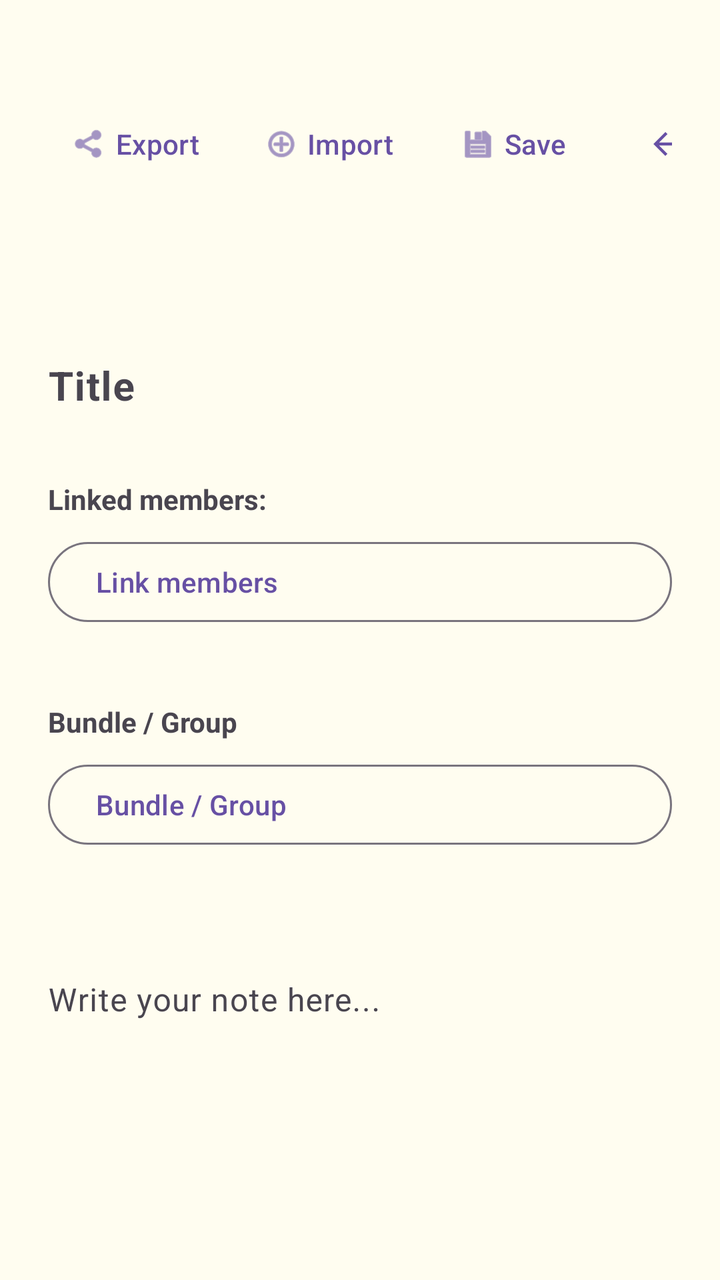
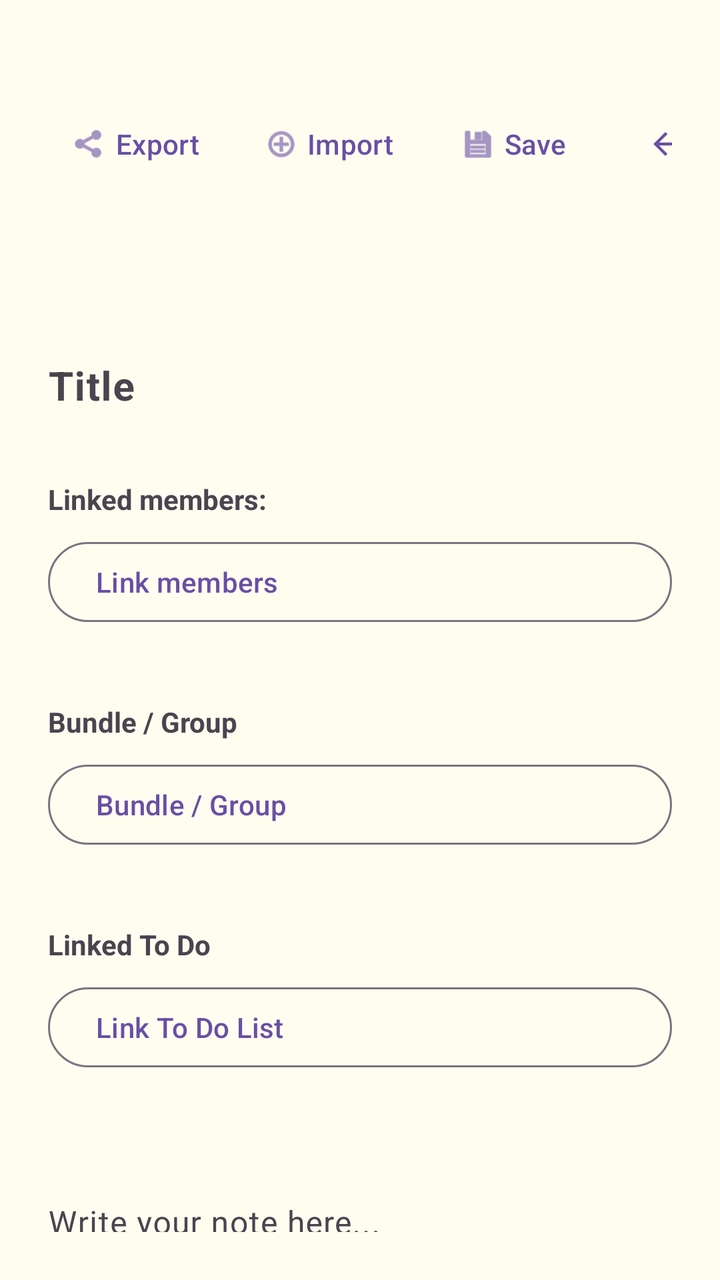

Screens rendered from an Android XML layout before and after an edit, with the pre-edit source and the edit as a unified diff.
<!-- AndroidManifest.xml: application theme Theme.PluralApp001 -->
<!-- res/layout/activity_edit_note.xml -->
<?xml version="1.0" encoding="utf-8"?>
<androidx.constraintlayout.widget.ConstraintLayout xmlns:android="http://schemas.android.com/apk/res/android"
    xmlns:app="http://schemas.android.com/apk/res-auto"
    android:layout_width="match_parent"
    android:layout_height="match_parent"
    android:soundEffectsEnabled="false"
    android:fitsSystemWindows="true"
    android:background="#FFFDF0">

    <LinearLayout
        android:layout_width="match_parent"
        android:layout_height="match_parent"
        android:orientation="vertical"
        android:paddingTop="48dp"
        android:paddingStart="24dp"
        android:paddingEnd="24dp"
        android:paddingBottom="24dp">

        <RelativeLayout
            android:layout_width="match_parent"
            android:layout_height="wrap_content"
            android:layout_marginBottom="40dp">

            <LinearLayout
                android:layout_width="wrap_content"
                android:layout_height="wrap_content"
                android:layout_alignParentEnd="true"
                android:orientation="horizontal"
                android:gravity="center_vertical">

                <Button
                    android:id="@+id/btnReply"
                    style="@style/Widget.Material3.Button.TextButton"
                    android:layout_width="wrap_content"
                    android:layout_height="wrap_content"
                    android:minWidth="80dp"
                    android:layout_marginEnd="4dp"
                    app:icon="@android:drawable/ic_menu_revert"
                    app:iconGravity="textStart"
                    android:text="@string/action_reply"
                    android:visibility="gone" />

                <Button
                    android:id="@+id/btnMarkRead"
                    style="@style/Widget.Material3.Button.TextButton"
                    android:layout_width="wrap_content"
                    android:layout_height="wrap_content"
                    android:minWidth="80dp"
                    android:layout_marginEnd="4dp"
                    app:icon="@android:drawable/checkbox_on_background"
                    app:iconGravity="textStart"
                    android:text="@string/action_mark_read"
                    android:visibility="gone" />

                <Button
                    android:id="@+id/btnEditNoteMode"
                    style="@style/Widget.Material3.Button.TextButton"
                    android:layout_width="wrap_content"
                    android:layout_height="wrap_content"
                    android:minWidth="80dp"
                    android:layout_marginEnd="4dp"
                    app:icon="@android:drawable/ic_menu_edit"
                    app:iconGravity="textStart"
                    android:text="@string/edit"
                    android:visibility="gone" />

                <Button
                    android:id="@+id/btnExportNotePopup"
                    style="@style/Widget.Material3.Button.TextButton"
                    android:layout_width="wrap_content"
                    android:layout_height="wrap_content"
                    android:minWidth="80dp"
                    android:layout_marginEnd="8dp"
                    app:icon="@android:drawable/ic_menu_share"
                    app:iconGravity="textStart"
                    android:text="@string/action_export" />

                <Button
                    android:id="@+id/btnImportNote"
                    style="@style/Widget.Material3.Button.TextButton"
                    android:layout_width="wrap_content"
                    android:layout_height="wrap_content"
                    android:minWidth="80dp"
                    android:layout_marginEnd="8dp"
                    app:icon="@android:drawable/ic_menu_add"
                    app:iconGravity="textStart"
                    android:text="@string/action_import_note" />

                <Button
                    android:id="@+id/btnDeleteNote"
                    style="@style/Widget.Material3.Button.TextButton"
                    android:layout_width="wrap_content"
                    android:layout_height="wrap_content"
                    android:minWidth="80dp"
                    android:layout_marginEnd="8dp"
                    app:icon="@android:drawable/ic_menu_delete"
                    app:iconGravity="textStart"
                    android:text="@string/delete"
                    android:textColor="#FF0000"
                    android:visibility="gone" />

                <Button
                    android:id="@+id/btnSaveNote"
                    style="@style/Widget.Material3.Button.TextButton"
                    android:layout_width="wrap_content"
                    android:layout_height="wrap_content"
                    android:minWidth="80dp"
                    android:layout_marginEnd="8dp"
                    app:icon="@android:drawable/ic_menu_save"
                    app:iconGravity="textStart"
                    android:text="@string/save" />

                <View
                    android:layout_width="4dp"
                    android:layout_height="0dp" />

                <Button
                    android:id="@+id/btnEditNoteBack"
                    style="@style/Widget.Material3.Button.TextButton"
                    android:layout_width="48dp"
                    android:layout_height="48dp"
                    android:padding="0dp"
                    app:icon="@drawable/abc_ic_ab_back_material"
                    app:iconGravity="textStart"
                    app:iconPadding="0dp"
                    android:text="" />

            </LinearLayout>
        </RelativeLayout>

        <androidx.core.widget.NestedScrollView
            android:layout_width="match_parent"
            android:layout_height="0dp"
            android:layout_weight="1"
            android:layout_marginTop="16dp">

            <LinearLayout
                android:layout_width="match_parent"
                android:layout_height="wrap_content"
                android:orientation="vertical">

                <com.google.android.material.textfield.TextInputLayout
                    android:id="@+id/layoutNoteTitle"
                    android:layout_width="match_parent"
                    android:layout_height="wrap_content"
                    android:hint="@string/hint_note_title"
                    app:boxBackgroundMode="none"
                    app:boxStrokeWidth="0dp">

                    <com.google.android.material.textfield.TextInputEditText
                        android:id="@+id/editNoteTitle"
                        android:layout_width="match_parent"
                        android:layout_height="wrap_content"
                        android:paddingStart="0dp"
                        android:paddingEnd="0dp"
                        android:background="@null"
                        android:textSize="20sp"
                        android:textStyle="bold"
                        android:inputType="textCapSentences" />
                </com.google.android.material.textfield.TextInputLayout>

                <TextView
                    android:id="@+id/labelLinkedMembers"
                    android:layout_width="match_parent"
                    android:layout_height="wrap_content"
                    android:layout_marginTop="16dp"
                    android:text="@string/label_linked_members"
                    android:textSize="14sp"
                    android:textStyle="bold" />

                <Button
                    android:id="@+id/btnLinkMembers"
                    style="@style/Widget.Material3.Button.OutlinedButton"
                    android:layout_width="match_parent"
                    android:layout_height="wrap_content"
                    android:layout_marginTop="8dp"
                    android:text="@string/action_link_members"
                    android:textAlignment="viewStart" />

                <TextView
                    android:id="@+id/linkedMembersText"
                    android:layout_width="match_parent"
                    android:layout_height="wrap_content"
                    android:layout_marginTop="4dp"
                    android:textSize="12sp"
                    android:alpha="0.7" />

                <TextView
                    android:id="@+id/labelBundle"
                    android:layout_width="match_parent"
                    android:layout_height="wrap_content"
                    android:layout_marginTop="16dp"
                    android:text="@string/label_bundle"
                    android:textSize="14sp"
                    android:textStyle="bold" />

                <Button
                    android:id="@+id/btnSelectBundle"
                    style="@style/Widget.Material3.Button.OutlinedButton"
                    android:layout_width="match_parent"
                    android:layout_height="wrap_content"
                    android:layout_marginTop="8dp"
                    android:text="@string/label_bundle"
                    android:textAlignment="viewStart" />

                <TextView
                    android:id="@+id/selectedBundleText"
                    android:layout_width="match_parent"
                    android:layout_height="wrap_content"
                    android:layout_marginTop="4dp"
                    android:textSize="12sp"
                    android:alpha="0.7" />

                <com.google.android.material.textfield.TextInputLayout
                    android:id="@+id/layoutNoteContent"
                    android:layout_width="match_parent"
                    android:layout_height="wrap_content"
                    android:layout_marginTop="16dp"
                    android:hint="@string/hint_note_content"
                    app:boxBackgroundMode="none"
                    app:boxStrokeWidth="0dp">

                    <com.google.android.material.textfield.TextInputEditText
                        android:id="@+id/editNoteContent"
                        android:layout_width="match_parent"
                        android:layout_height="wrap_content"
                        android:minHeight="200dp"
                        android:paddingStart="0dp"
                        android:paddingEnd="0dp"
                        android:background="@null"
                        android:gravity="top"
                        android:inputType="textMultiLine|textCapSentences" />
                </com.google.android.material.textfield.TextInputLayout>

                <TextView
                    android:id="@+id/markdownNoteView"
                    android:layout_width="match_parent"
                    android:layout_height="wrap_content"
                    android:layout_marginTop="16dp"
                    android:textSize="16sp"
                    android:textColor="@color/black"
                    android:visibility="gone" />

                
                <LinearLayout
                    android:id="@+id/mediaEmbedContainerNote"
                    android:layout_width="match_parent"
                    android:layout_height="wrap_content"
                    android:orientation="vertical"
                    android:layout_marginTop="12dp" />

            </LinearLayout>
        </androidx.core.widget.NestedScrollView>

    </LinearLayout>
</androidx.constraintlayout.widget.ConstraintLayout>
<!-- resources referenced by this layout -->
<resources>
  <color name="black">#FF000000</color>
  <string name="action_export">Export</string>
  <string name="action_import_note">Import</string>
  <string name="action_link_members">Link members</string>
  <string name="action_mark_read">Mark as Read</string>
  <string name="action_reply">Reply</string>
  <string name="delete">Delete</string>
  <string name="edit">Edit</string>
  <string name="hint_note_content">Write your note here...</string>
  <string name="hint_note_title">Title</string>
  <string name="label_bundle">Bundle / Group</string>
  <string name="label_linked_members">Linked members:</string>
  <string name="save">Save</string>
  <style name="Theme.PluralApp001" parent="Base.Theme.PluralApp001" />
  <style name="Base.Theme.PluralApp001" parent="Theme.Material3.DayNight.NoActionBar">
          
          
      </style>
</resources>

<!-- the commit's change to res/layout/activity_edit_note.xml (unified diff, before → after) -->
@@ -211,6 +211,32 @@
                     android:textSize="12sp"
                     android:alpha="0.7" />
 
+                <TextView
+                    android:id="@+id/labelLinkedTodo"
+                    android:layout_width="match_parent"
+                    android:layout_height="wrap_content"
+                    android:layout_marginTop="16dp"
+                    android:text="@string/label_linked_todo"
+                    android:textSize="14sp"
+                    android:textStyle="bold" />
+
+                <Button
+                    android:id="@+id/btnLinkTodo"
+                    style="@style/Widget.Material3.Button.OutlinedButton"
+                    android:layout_width="match_parent"
+                    android:layout_height="wrap_content"
+                    android:layout_marginTop="8dp"
+                    android:text="@string/action_link_todo_list"
+                    android:textAlignment="viewStart" />
+
+                <TextView
+                    android:id="@+id/linkedTodoText"
+                    android:layout_width="match_parent"
+                    android:layout_height="wrap_content"
+                    android:layout_marginTop="4dp"
+                    android:textSize="12sp"
+                    android:alpha="0.7" />
+
                 <com.google.android.material.textfield.TextInputLayout
                     android:id="@+id/layoutNoteContent"
                     android:layout_width="match_parent"
<!-- resource entries referenced after the edit -->
@@ -4,6 +4,7 @@
   <string name="action_export">Export</string>
   <string name="action_import_note">Import</string>
   <string name="action_link_members">Link members</string>
+  <string name="action_link_todo_list">Link To Do List</string>
   <string name="action_mark_read">Mark as Read</string>
   <string name="action_reply">Reply</string>
   <string name="delete">Delete</string>
@@ -12,6 +13,7 @@
   <string name="hint_note_title">Title</string>
   <string name="label_bundle">Bundle / Group</string>
   <string name="label_linked_members">Linked members:</string>
+  <string name="label_linked_todo">Linked To Do</string>
   <string name="save">Save</string>
   <style name="Theme.PluralApp001" parent="Base.Theme.PluralApp001" />
   <style name="Base.Theme.PluralApp001" parent="Theme.Material3.DayNight.NoActionBar">
